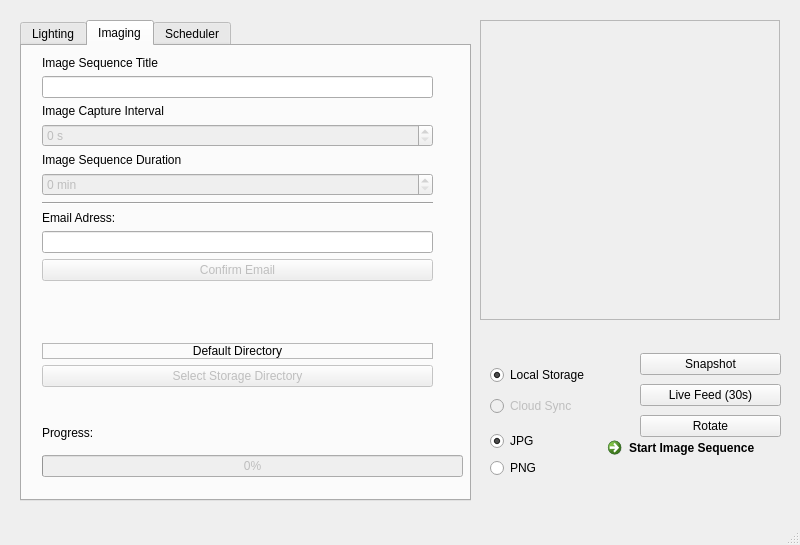
First picture: the form in _ui/FlashLapse_CP.ui, repository CoSE-Jerry/Flashlapse_NEO, before the edit.
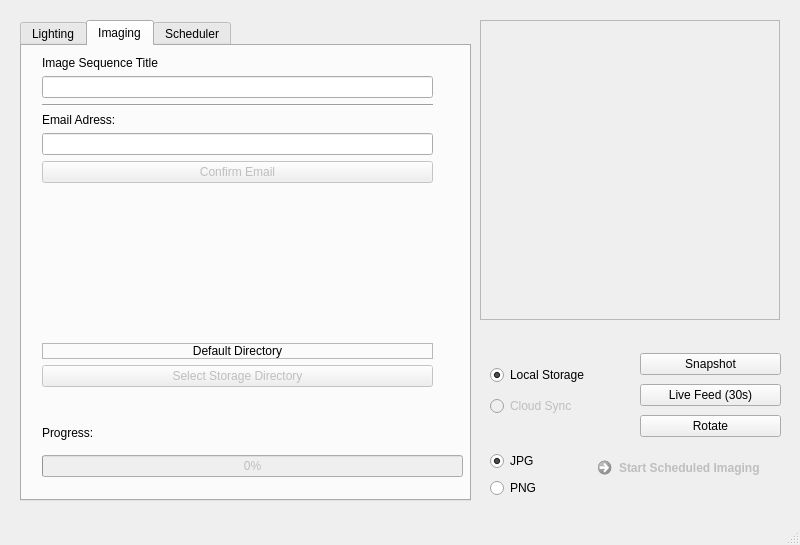
Second picture: the form after the edit. The open tabs and pages were chosen to show the change. Icons and pictures are not drawn.

Diff of the .ui file:
```diff
--- a/_ui/FlashLapse_CP.ui
+++ b/_ui/FlashLapse_CP.ui
@@ -53,7 +53,7 @@
     <property name="geometry">
      <rect>
       <x>490</x>
-      <y>430</y>
+      <y>450</y>
       <width>91</width>
       <height>51</height>
      </rect>
@@ -646,50 +646,10 @@
            </property>
           </widget>
          </item>
-         <item>
-          <widget class="QLabel" name="Image_Interval">
-           <property name="text">
-            <string>Image Capture Interval</string>
-           </property>
-          </widget>
-         </item>
-         <item>
-          <widget class="QSpinBox" name="ICI_spinBox">
-           <property name="enabled">
-            <bool>false</bool>
-           </property>
-           <property name="suffix">
-            <string> s</string>
-           </property>
-           <property name="maximum">
-            <number>9999999</number>
-           </property>
-          </widget>
-         </item>
         </layout>
        </item>
        <item>
         <layout class="QVBoxLayout" name="verticalLayout_2">
-         <item>
-          <widget class="QLabel" name="Image_Duration">
-           <property name="text">
-            <string>Image Sequence Duration</string>
-           </property>
-          </widget>
-         </item>
-         <item>
-          <widget class="QSpinBox" name="ISD_spinBox">
-           <property name="enabled">
-            <bool>false</bool>
-           </property>
-           <property name="suffix">
-            <string> min</string>
-           </property>
-           <property name="maximum">
-            <number>9999999</number>
-           </property>
-          </widget>
-         </item>
          <item>
           <widget class="Line" name="line">
            <property name="orientation">
@@ -697,19 +657,6 @@
            </property>
           </widget>
          </item>
-         <item>
-          <spacer name="verticalSpacer_2">
-           <property name="orientation">
-            <enum>Qt::Vertical</enum>
-           </property>
-           <property name="sizeHint" stdset="0">
-            <size>
-             <width>20</width>
-             <height>40</height>
-            </size>
-           </property>
-          </spacer>
-         </item>
          <item>
           <widget class="QLabel" name="Dropbox_Email_Prompt">
            <property name="text">
@@ -1159,66 +1106,8 @@
        <string>Motor Speed: 600</string>
       </property>
      </widget>
-     <widget class="QCommandLinkButton" name="Start_Schedule">
-      <property name="enabled">
-       <bool>false</bool>
-      </property>
-      <property name="geometry">
-       <rect>
-        <x>20</x>
-        <y>380</y>
-        <width>201</width>
-        <height>51</height>
-       </rect>
-      </property>
-      <property name="autoFillBackground">
-       <bool>false</bool>
-      </property>
-      <property name="text">
-       <string>Start Scheduled Imaging</string>
-      </property>
-      <property name="icon">
-       <iconset>
-        <normaloff>../_image/time-left.png</normaloff>../_image/time-left.png</iconset>
-      </property>
-      <property name="iconSize">
-       <size>
-        <width>35</width>
-        <height>35</height>
-       </size>
-      </property>
-     </widget>
     </widget>
    </widget>
-   <widget class="QCommandLinkButton" name="Start_Imaging">
-    <property name="enabled">
-     <bool>true</bool>
-    </property>
-    <property name="geometry">
-     <rect>
-      <x>600</x>
-      <y>430</y>
-      <width>191</width>
-      <height>51</height>
-     </rect>
-    </property>
-    <property name="autoFillBackground">
-     <bool>false</bool>
-    </property>
-    <property name="text">
-     <string>Start Image Sequence</string>
-    </property>
-    <property name="icon">
-     <iconset>
-      <normaloff>../_image/Start-icon.png</normaloff>../_image/Start-icon.png</iconset>
-    </property>
-    <property name="iconSize">
-     <size>
-      <width>35</width>
-      <height>35</height>
-     </size>
-    </property>
-   </widget>
    <widget class="QWidget" name="verticalLayoutWidget_4">
     <property name="geometry">
      <rect>
@@ -1287,6 +1176,35 @@
      </item>
     </layout>
    </widget>
+   <widget class="QCommandLinkButton" name="Start_Schedule">
+    <property name="enabled">
+     <bool>false</bool>
+    </property>
+    <property name="geometry">
+     <rect>
+      <x>590</x>
+      <y>450</y>
+      <width>201</width>
+      <height>51</height>
+     </rect>
+    </property>
+    <property name="autoFillBackground">
+     <bool>false</bool>
+    </property>
+    <property name="text">
+     <string>Start Scheduled Imaging</string>
+    </property>
+    <property name="icon">
+     <iconset>
+      <normaloff>../_image/time-left.png</normaloff>../_image/time-left.png</iconset>
+    </property>
+    <property name="iconSize">
+     <size>
+      <width>35</width>
+      <height>35</height>
+     </size>
+    </property>
+   </widget>
   </widget>
   <widget class="QStatusBar" name="statusBar"/>
   <widget class="QMenuBar" name="menubar">
```
Left out of the diff: 12 changed lines with no effect on the pictures.
